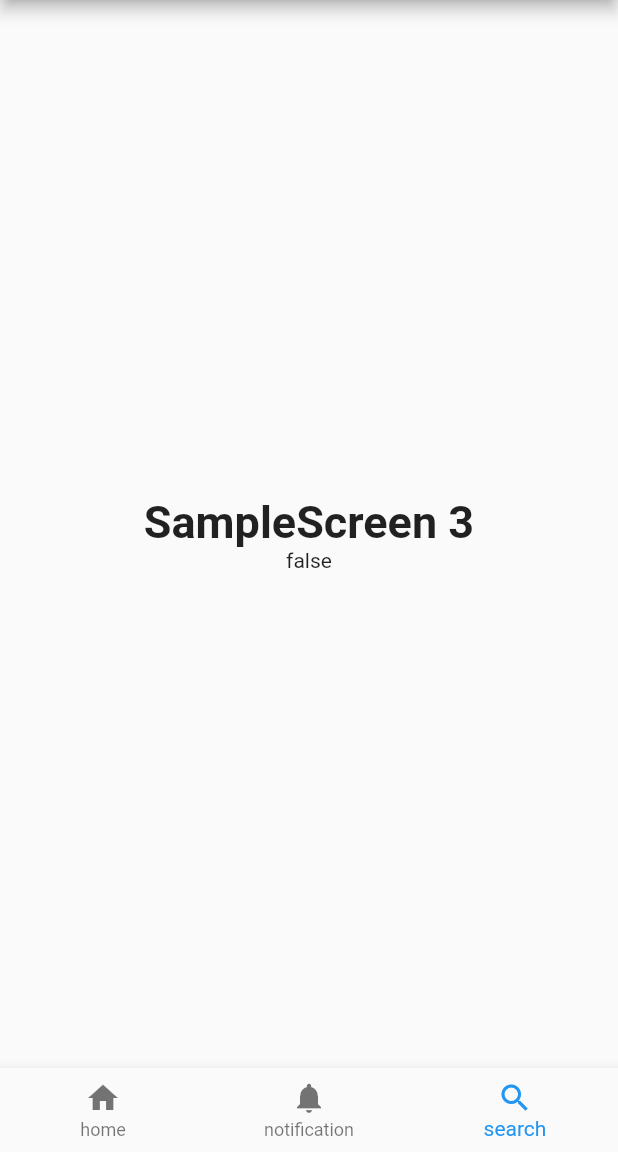
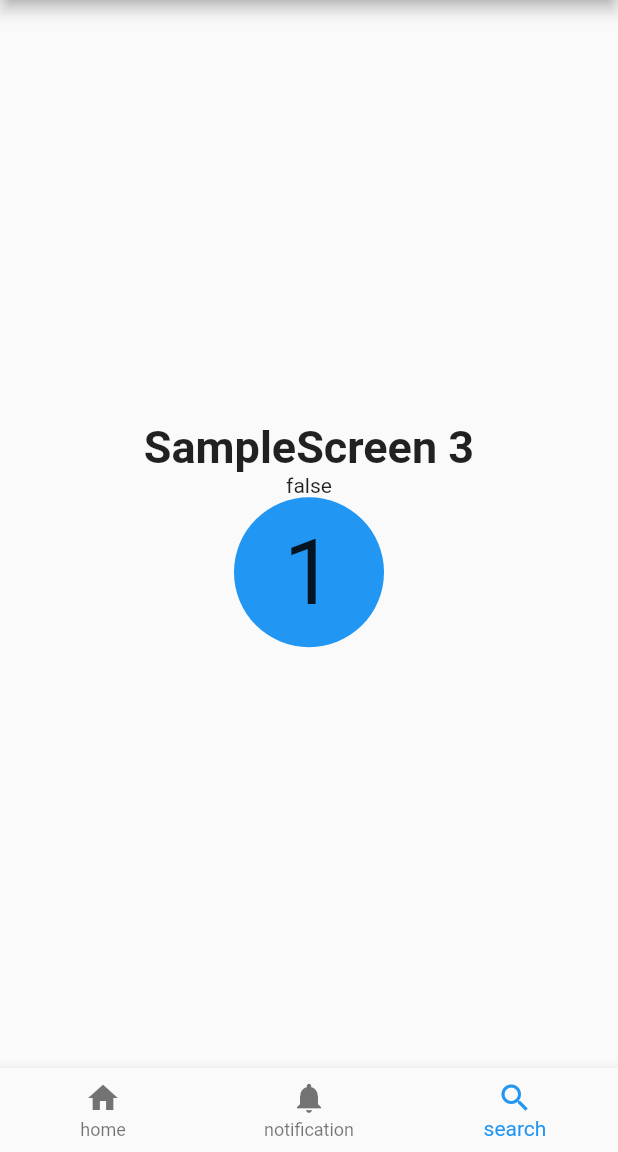
Before and after one commit to SEKI-YUTA/Flutter_app_template, a Flutter app: the MainPage screen opened directly, item 3 of the bottom bar chosen, on a phone screen of 412 x 824 dp, the part 84-1236 px from its top. Run offline on Flutter 3.47's test engine with Material 2 defaults, Android fonts, the phone set to English and light mode, and no system bars; our stand-ins replace get, get_storage, introduction_screen, shared_preferences; missing offline and left inert: dart:ffi; accounts and stored records are empty; network calls fail.

Commit message:
widget: create animated_button1.dart and sample

```diff
--- a/lib/ui/screens/sample_screen.dart
+++ b/lib/ui/screens/sample_screen.dart
@@ -1,6 +1,7 @@
 import 'package:flutter/material.dart';
 import 'package:get/get.dart';
 import 'package:my_app_template/ui/themes.dart';
+import 'package:my_app_template/widgets/animated_button1.dart';
 
 class SampleScreen extends StatelessWidget {
   const SampleScreen({required this.text, Key? key}) : super(key: key);
@@ -20,7 +21,15 @@ class SampleScreen extends StatelessWidget {
             textAlign: TextAlign.center,
           ),
         ),
-        Text(Get.isDarkMode.toString())
+        Text(Get.isDarkMode.toString()),
+        AnimatedButton1(
+          width: 100,
+          height: 100,
+          buttonTextStyle: TextStyle(fontSize: 60),
+          onPressed: () {
+            print('Animation button');
+          },
+        )
       ],
     );
   }
--- /dev/null
+++ b/lib/widgets/animated_button1.dart
@@ -0,0 +1,89 @@
+import 'package:flutter/material.dart';
+
+class AnimatedButton1 extends StatefulWidget {
+  AnimatedButton1({
+    Key? key,
+    this.buttonTextStyle =
+        const TextStyle(fontSize: 30, fontWeight: FontWeight.w600),
+    this.width = 50,
+    this.height = 50,
+    required this.onPressed,
+  }) : super(key: key);
+  double width;
+  double height;
+  TextStyle buttonTextStyle;
+  Function()? onPressed;
+
+  @override
+  State<AnimatedButton1> createState() => _AnimatedButton1State();
+}
+
+class _AnimatedButton1State extends State<AnimatedButton1>
+    with SingleTickerProviderStateMixin {
+  late final AnimationController controller;
+  late Animation<double> _borderRadiusAnim;
+  bool isPressing = false;
+  @override
+  void initState() {
+    super.initState();
+    controller =
+        AnimationController(vsync: this, duration: Duration(milliseconds: 500));
+    _borderRadiusAnim =
+        Tween<double>(begin: widget.height / 2, end: 5).animate(controller);
+    controller.addStatusListener((status) {
+      if (status == AnimationStatus.completed) {
+        setState(() {
+          isPressing = true;
+        });
+      }
+      if (status == AnimationStatus.dismissed) {
+        setState(() {
+          isPressing = false;
+        });
+      }
+    });
+  }
+
+  @override
+  void dispose() {
+    super.dispose();
+    controller.dispose();
+  }
+
+  @override
+  Widget build(BuildContext context) {
+    return AnimatedBuilder(
+        animation: controller,
+        builder: (BuildContext context, _) {
+          return Container(
+            width: widget.width,
+            height: widget.height,
+            child: GestureDetector(
+              onTap: widget.onPressed,
+              onLongPress: () {
+                // ボタンの形を変える処理
+                print('long press');
+                controller.forward();
+              },
+              onLongPressEnd: (LongPressEndDetails detail) {
+                // ボタンの形をもとに戻す処理
+                print('long press end');
+                controller.reverse();
+              },
+              // onLongPressCancelだとロングプレスを辞めた時に発火しない
+              child: Container(
+                alignment: Alignment.center,
+                decoration: BoxDecoration(
+                    borderRadius:
+                        BorderRadius.circular(_borderRadiusAnim.value),
+                    color: Colors.blue),
+                child: Text(
+                  '1',
+                  style: widget.buttonTextStyle,
+                ),
+              ),
+            ),
+          );
+        });
+  }
+}
```
Also changed, not shown: lib/main.dart (+5 -2 lines).
